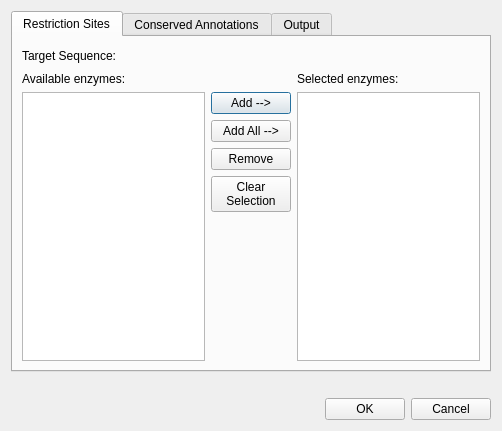
Qt form src/plugins/enzymes/src/ui/DigestSequenceDialog.ui (dualword/ugene-qt4) before a commit.
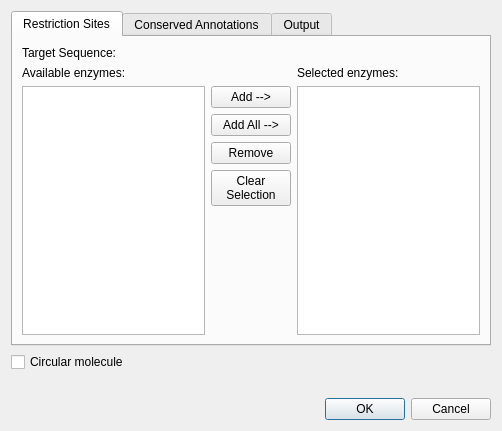
The same form after that commit.

What changed in the file:
```diff
--- a/src/plugins/enzymes/src/ui/DigestSequenceDialog.ui
+++ b/src/plugins/enzymes/src/ui/DigestSequenceDialog.ui
@@ -44,24 +44,17 @@
          </item>
          <item>
           <widget class="QLabel" name="seqNameLabel">
+           <property name="sizePolicy">
+            <sizepolicy hsizetype="Expanding" vsizetype="Preferred">
+             <horstretch>0</horstretch>
+             <verstretch>0</verstretch>
+            </sizepolicy>
+           </property>
            <property name="text">
             <string>&lt;sequence name&gt;</string>
            </property>
           </widget>
          </item>
-         <item>
-          <spacer name="horizontalSpacer_2">
-           <property name="orientation">
-            <enum>Qt::Horizontal</enum>
-           </property>
-           <property name="sizeHint" stdset="0">
-            <size>
-             <width>40</width>
-             <height>20</height>
-            </size>
-           </property>
-          </spacer>
-         </item>
         </layout>
        </item>
        <item>
@@ -245,6 +238,16 @@
      </widget>
     </widget>
    </item>
+   <item>
+    <widget class="QCheckBox" name="circularBox">
+     <property name="toolTip">
+      <string>Use this option to treat the molecule as circular</string>
+     </property>
+     <property name="text">
+      <string>Circular molecule</string>
+     </property>
+    </widget>
+   </item>
    <item>
     <widget class="QLabel" name="hintLabel">
      <property name="text">
@@ -253,35 +256,11 @@
     </widget>
    </item>
    <item>
-    <layout class="QHBoxLayout" name="horizontalLayout_3">
-     <item>
-      <spacer name="horizontalSpacer_3">
-       <property name="orientation">
-        <enum>Qt::Horizontal</enum>
-       </property>
-       <property name="sizeHint" stdset="0">
-        <size>
-         <width>40</width>
-         <height>20</height>
-        </size>
-       </property>
-      </spacer>
-     </item>
-     <item>
-      <widget class="QPushButton" name="okButton">
-       <property name="text">
-        <string>OK</string>
-       </property>
-      </widget>
-     </item>
-     <item>
-      <widget class="QPushButton" name="cancelButton">
-       <property name="text">
-        <string>Cancel</string>
-       </property>
-      </widget>
-     </item>
-    </layout>
+    <widget class="QDialogButtonBox" name="buttonBox">
+     <property name="standardButtons">
+      <set>QDialogButtonBox::Cancel|QDialogButtonBox::Ok</set>
+     </property>
+    </widget>
    </item>
   </layout>
  </widget>
```
Left out of the diff: 31 changed lines with no effect on the pictures.
